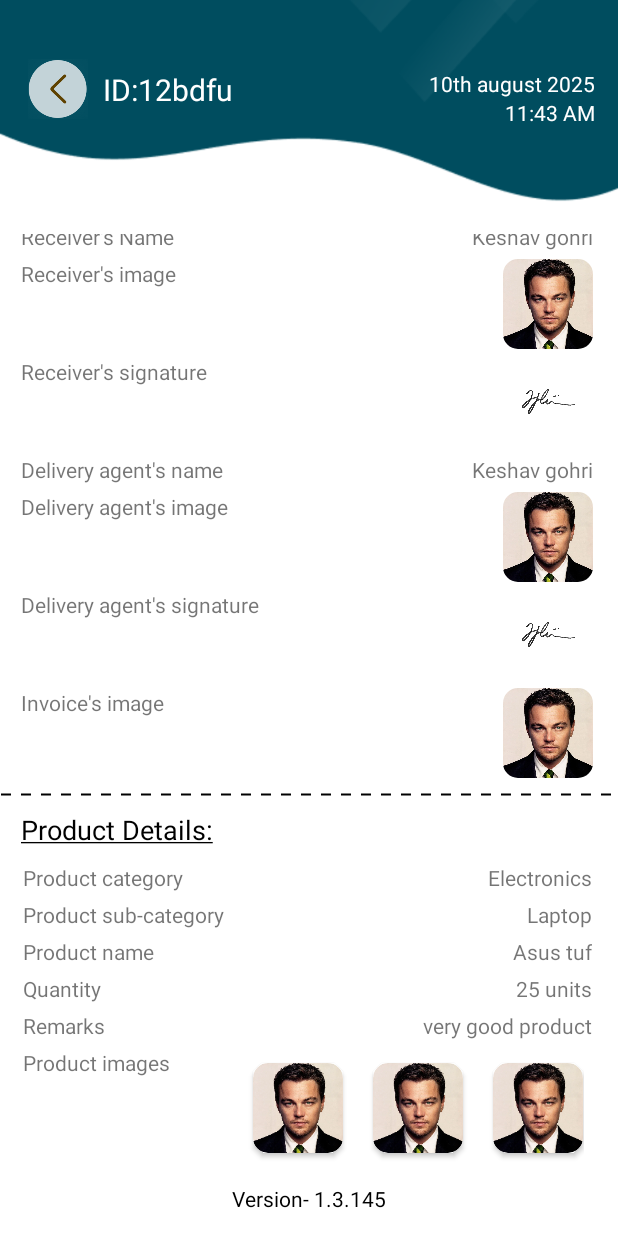
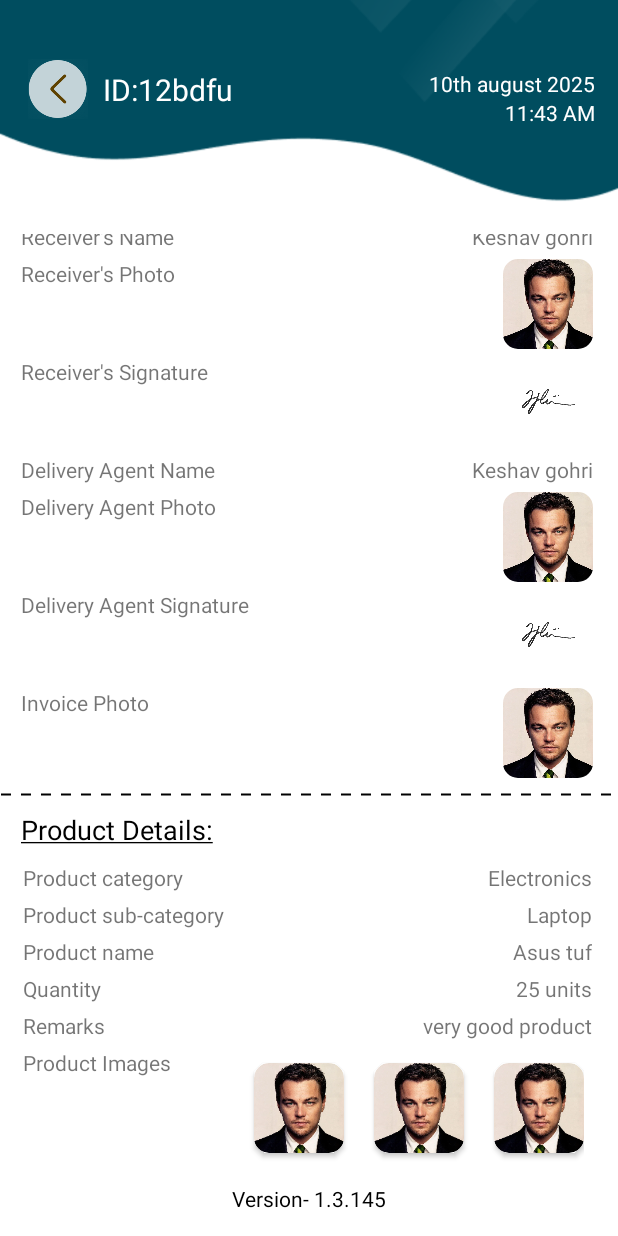
Before and after one commit to Qamar05/Wiz-Warehouse, an Android app: the ViewInventoryDetailsActivity screen opened directly, with no data from a screen before it, on a phone screen of 412 x 824 dp. Run offline under Robolectric (Android 15) with nearby library versions, the phone set to English and light mode, and no system bars; network calls fail; pictures from the network do not load.

Commit message:
fix: few label changes in ui forms in strings.xml

```diff
--- a/app/src/main/res/values/strings.xml
+++ b/app/src/main/res/values/strings.xml
@@ -178,30 +178,30 @@
     <string name="add_inventory">Add Inventory</string>
     <string name="general_details"><u>General Details:</u></string>
     <string name="_1_enter_total_items">Enter total items</string>
-    <string name="_2_receiver_s_image">Receiver\'s image</string>
-    <string name="_3_receiver_s_signature">Receiver\'s signature</string>
+    <string name="_2_receiver_s_image">Receiver\'s Photo</string>
+    <string name="_3_receiver_s_signature">Receiver\'s Signature</string>
     <string name="camera">camera</string>
-    <string name="_4_enter_delivery_agent_s_name">Delivery agent\'s name</string>
-    <string name="_5_delivery_agent_s_image">Delivery agent\'s image</string>
-    <string name="_6_delivery_agent_s_signature">Delivery agent\'s signature</string>
-    <string name="_7_invoice_s_image">Invoice\'s image</string>
-    <string name="select_product_category">Select product\'s category</string>
-    <string name="_2_select_product_s_sub_category">Select product\'s sub-category</string>
-    <string name="_3_select_product_name">Select product\'s name</string>
+    <string name="_4_enter_delivery_agent_s_name">Delivery Agent Name</string>
+    <string name="_5_delivery_agent_s_image">Delivery Agent Photo</string>
+    <string name="_6_delivery_agent_s_signature">Delivery Agent Signature</string>
+    <string name="_7_invoice_s_image">Invoice Photo</string>
+    <string name="select_product_category">Select Product Category</string>
+    <string name="_2_select_product_s_sub_category">Select Product Sub-category</string>
+    <string name="_3_select_product_name">Select Product Name</string>
     <string name="_4_enter_quantity">Enter Quantity</string>
     <string name="product_details"><u>Product Details:</u></string>
     <string name="_5_remarks">Remarks</string>
-    <string name="add_product">Add product</string>
-    <string name="_6_product_images">Product images</string>
+    <string name="add_product">Add Product</string>
+    <string name="_6_product_images">Product Images</string>
     <string name="distribute_inventory">Distribute Inventory</string>
     <string name="distributer_s_details">Distributer\'s Details</string>
-    <string name="select_activity">Select activity</string>
-    <string name="_2_supervisor_s_name">Supervisor\'s name</string>
-    <string name="_4_supervisor_s_signature">Receiver\'s signature</string>
-    <string name="_3_supervisor_s_image">Receiver\'s image</string>
+    <string name="select_activity">Select Outlet</string>
+    <string name="_2_supervisor_s_name">Supervisor Name</string>
+    <string name="_4_supervisor_s_signature">Receiver Signature</string>
+    <string name="_3_supervisor_s_image">Receiver Image</string>
     <string name="distribute_inventory_details">Distribute Inventory Details</string>
-    <string name="_4_enter_item_number">Enter item number</string>
-    <string name="_5_product_image">Product image</string>
+    <string name="_4_enter_item_number">Enter Item Number</string>
+    <string name="_5_product_image">Product Images</string>
     <string name="supervisor">Supervisor</string>
     <string name="remove">Remove</string>
     <string name="s_no">S.No.</string>
```
Also changed, not shown: app/src/main/java/com/vms/wizwarehouse/dashboard/DashboardActivity.kt (+0 -8 lines).
